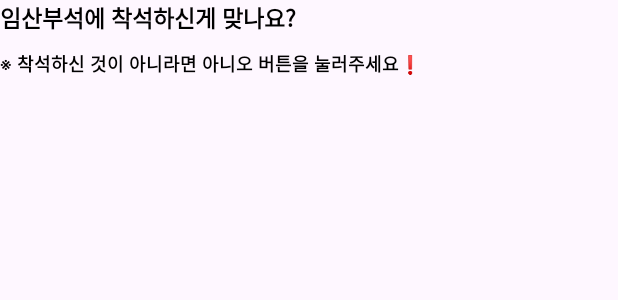
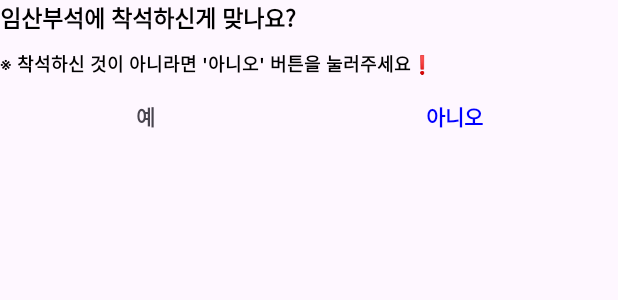
Before and after one commit to kchaeeun/Birth-FRONT, an Android app: the layout notification_layout.xml on its own in the app's theme, with its tools: preview values and no code run, on a phone screen of 412 x 824 dp. Shown: the top 300 px of the screen. Run offline under Robolectric (Android 15) with nearby library versions, the phone set to English and light mode, and no system bars.

Commit message:
✨ Feat : 알림창 예/아니오 버튼 구현

```diff
--- a/app/src/main/res/layout/notification_layout.xml
+++ b/app/src/main/res/layout/notification_layout.xml
@@ -30,10 +30,37 @@
             <TextView
                     android:layout_width="wrap_content"
                     android:layout_height="wrap_content"
-                    android:text="※ 착석하신 것이 아니라면 아니오 버튼을 눌러주세요❗"
+                    android:text="※ 착석하신 것이 아니라면 '아니오' 버튼을 눌러주세요❗"
                     android:textColor="@color/black"
                     android:textSize="12sp"
+                    android:layout_marginBottom="15dp"
                     android:fontFamily="@font/inter_semibold" />
+
+            <LinearLayout
+                    android:layout_width="match_parent"
+                    android:layout_height="wrap_content"
+                    >
+
+                <TextView
+                        android:id="@+id/tv_yes"
+                        android:layout_width="wrap_content"
+                        android:layout_height="wrap_content"
+                        android:gravity="center"
+                        android:layout_weight="1"
+                        android:fontFamily="@font/inter_semibold"
+                        android:text="예" />
+
+                <TextView
+                        android:id="@+id/tv_no"
+                        android:layout_width="wrap_content"
+                        android:layout_height="wrap_content"
+                        android:textColor="#0000ff"
+                        android:layout_weight="1"
+                        android:gravity="center"
+                        android:fontFamily="@font/inter_semibold"
+                        android:text="아니오"/>
+
+            </LinearLayout>
         </LinearLayout>
 
     </LinearLayout>
```
Also changed, not shown: app/src/main/AndroidManifest.xml (+19 -5 lines), app/src/main/java/kr/ac/duksung/birth/alarm/CheckAlarmReciver.kt (+12 -9 lines), app/src/main/java/kr/ac/duksung/birth/alarm/NoActionReceiver.kt (added, +12 -0 lines), app/src/main/java/kr/ac/duksung/birth/alarm/YesActionReceiver.kt (added, +12 -0 lines), 92 other files.
